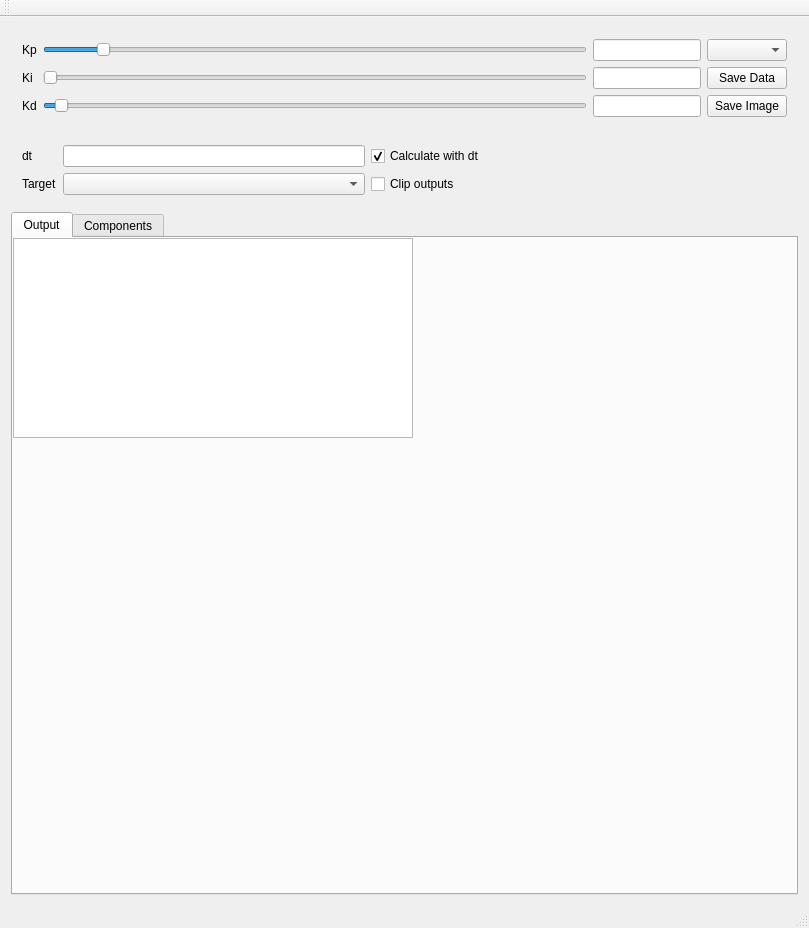
Old version of the form mainwindow.ui in the repository rlee287/PID_visualiser.
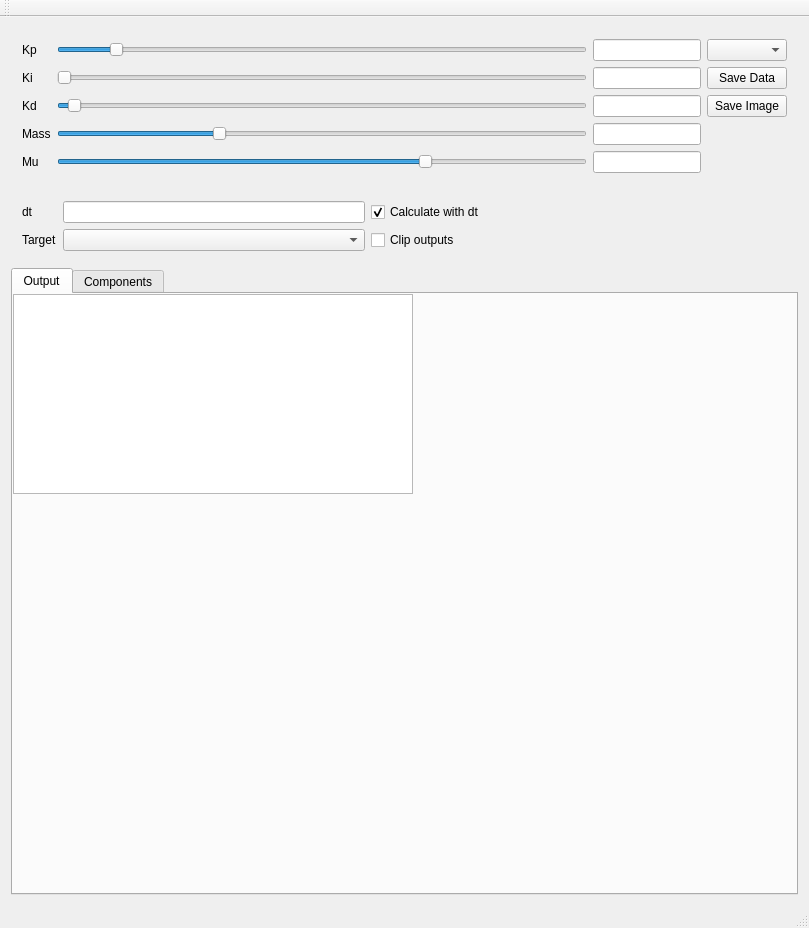
New version of the form.

```diff
--- a/mainwindow.ui
+++ b/mainwindow.ui
@@ -24,6 +24,13 @@
        </sizepolicy>
       </property>
       <layout class="QGridLayout" name="gridLayout">
+       <item row="3" column="0">
+        <widget class="QLabel" name="mass">
+         <property name="text">
+          <string>Mass</string>
+         </property>
+        </widget>
+       </item>
        <item row="1" column="2">
         <widget class="QLineEdit" name="Ki_text">
          <property name="sizePolicy">
@@ -155,6 +162,68 @@
          </property>
         </widget>
        </item>
+       <item row="4" column="0">
+        <widget class="QLabel" name="mu">
+         <property name="text">
+          <string>Mu</string>
+         </property>
+        </widget>
+       </item>
+       <item row="3" column="1">
+        <widget class="QSlider" name="mass_slider">
+         <property name="maximum">
+          <number>999</number>
+         </property>
+         <property name="pageStep">
+          <number>50</number>
+         </property>
+         <property name="value">
+          <number>300</number>
+         </property>
+         <property name="orientation">
+          <enum>Qt::Horizontal</enum>
+         </property>
+        </widget>
+       </item>
+       <item row="4" column="1">
+        <widget class="QSlider" name="mu_slider">
+         <property name="maximum">
+          <number>999</number>
+         </property>
+         <property name="pageStep">
+          <number>50</number>
+         </property>
+         <property name="value">
+          <number>700</number>
+         </property>
+         <property name="sliderPosition">
+          <number>700</number>
+         </property>
+         <property name="orientation">
+          <enum>Qt::Horizontal</enum>
+         </property>
+        </widget>
+       </item>
+       <item row="3" column="2">
+        <widget class="QLineEdit" name="mass_text">
+         <property name="sizePolicy">
+          <sizepolicy hsizetype="Preferred" vsizetype="Fixed">
+           <horstretch>0</horstretch>
+           <verstretch>0</verstretch>
+          </sizepolicy>
+         </property>
+        </widget>
+       </item>
+       <item row="4" column="2">
+        <widget class="QLineEdit" name="mu_text">
+         <property name="sizePolicy">
+          <sizepolicy hsizetype="Preferred" vsizetype="Fixed">
+           <horstretch>0</horstretch>
+           <verstretch>0</verstretch>
+          </sizepolicy>
+         </property>
+        </widget>
+       </item>
       </layout>
      </widget>
     </item>
```
Left out of the diff: 2 changed lines with no effect on the pictures.
